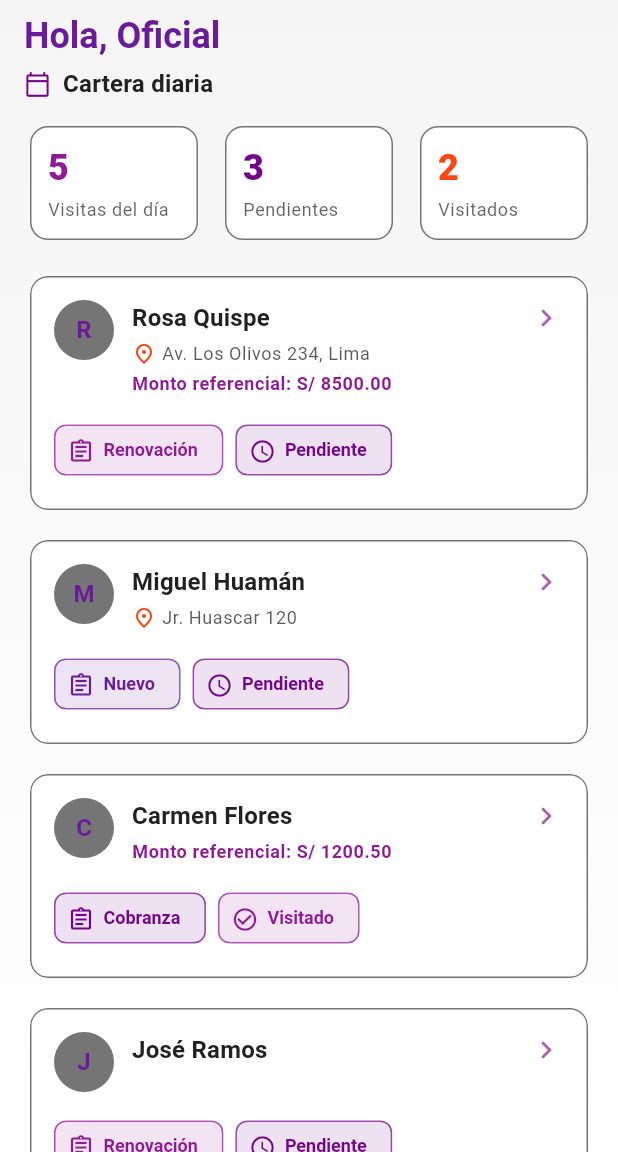
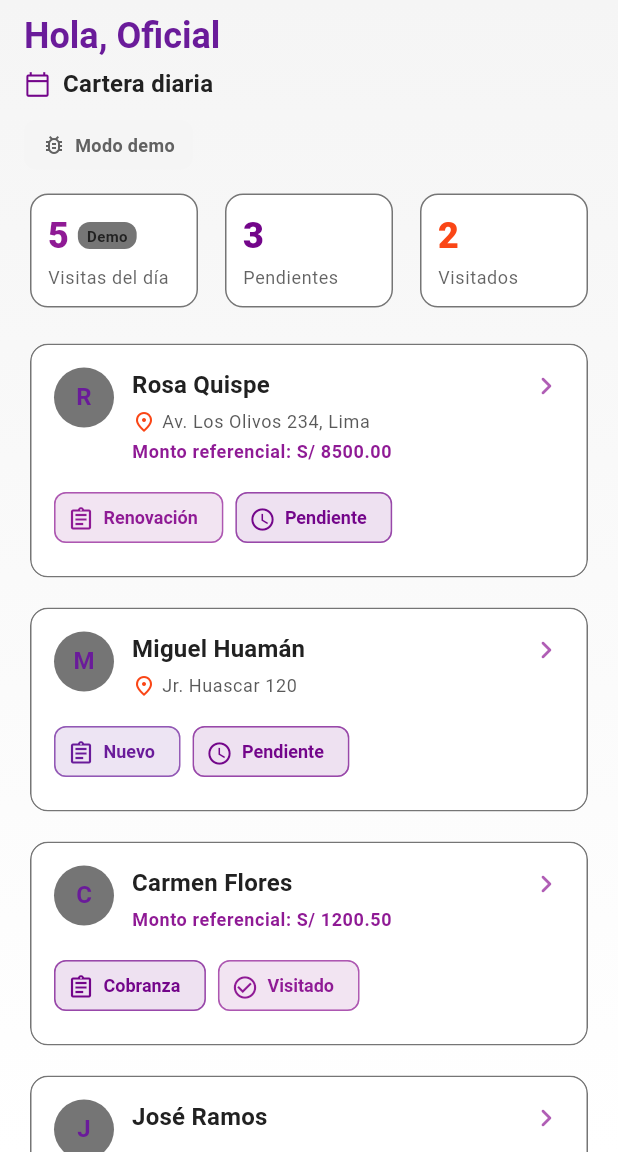
Before and after one commit to Keterod/appbanco_alfinbanco_ventas, a Flutter app: the HomeOficialScreen screen opened by its route, after a tap on "Cartera diaria", on a phone screen of 412 x 824 dp, the part 84-1236 px from its top. Run offline on Flutter 3.47's test engine with Material 3 defaults, Android fonts, the light colour scheme and no system bars; our stand-ins replace connectivity_plus, flutter_riverpod, geolocator, sqflite, supabase_flutter; accounts and stored records are empty.

Commit message:
Fix Fase 2D: cartera usa Supabase y cache SQLite correctamente

```diff
--- a/lib/features/cartera/data/cartera_repository.dart
+++ b/lib/features/cartera/data/cartera_repository.dart
@@ -1,44 +1,68 @@
+import 'package:connectivity_plus/connectivity_plus.dart';
+import 'package:flutter/foundation.dart';
+
 import '../../../core/supabase/supabase_client.dart';
 import '../../../core/supabase/supabase_helper.dart';
 import '../../auth/data/asesor_repository.dart';
 import '../domain/client_portfolio_model.dart';
+import 'cartera_local_datasource.dart';
 
-/// Repositorio de cartera diaria desde Supabase.
+/// Repositorio de cartera diaria desde Supabase con fallback SQLite.
 class CarteraRepository {
   CarteraRepository._();
   static final CarteraRepository instance = CarteraRepository._();
 
+  /// Fuente de la última carga: 'live', 'offline', 'demo'
+  String lastSource = 'live';
+
   Future<List<ClientPortfolioModel>> loadCarteraDiaria() async {
-    SupabaseHelper.log('cartera load iniciado');
+    debugPrint('[CARTERA] ===== loadCarteraDiaria iniciado =====');
+
+    final today = DateTime.now();
+    final todayStr =
+        '${today.year}-${today.month.toString().padLeft(2, '0')}-${today.day.toString().padLeft(2, '0')}';
+    debugPrint('[CARTERA] fecha buscada=$todayStr');
 
     if (!SupabaseHelper.hasSession) {
-      SupabaseHelper.log('cartera sin sesión');
-      throw StateError('Sin sesión activa.');
+      debugPrint('[CARTERA] sin sesión activa → SQLite');
+      return _loadFromSqlite(todayStr);
+    }
+
+    // Verificar conectividad antes de llamar a Supabase
+    final connectivityResult = await Connectivity().checkConnectivity();
+    debugPrint('[CARTERA] connectivityResult=$connectivityResult');
+    // BUGFIX: empty list (común en desktop/emuladores) debe tratarse como online
+    final hasConnectivity = connectivityResult.isEmpty ||
+        connectivityResult.any((r) => r != ConnectivityResult.none);
+    if (!hasConnectivity) {
+      debugPrint('[CARTERA] sin conexión de red confirmada → SQLite');
+      return _loadFromSqlite(todayStr);
     }
 
     try {
       final asesor = await AsesorRepository.instance.requireCurrentAsesor();
-      SupabaseHelper.log('cartera asesor_id=${asesor.id}');
+      debugPrint('[CARTERA] source=supabase asesorId=${asesor.id} fecha=$todayStr');
 
-      final today = DateTime.now();
-      final todayStr =
-          '${today.year}-${today.month.toString().padLeft(2, '0')}-${today.day.toString().padLeft(2, '0')}';
-
-      var query = supabase
+      final response = await SupabaseHelper.withTimeout(
+        supabase
             .from('cartera_diaria')
             .select()
             .eq('asesor_id', asesor.id)
             .eq('fecha_asignacion', todayStr)
-          .order('orden_manual', ascending: true);
-
-      var carteraRows = await SupabaseHelper.withTimeout(
-        query,
+            .order('orden_manual', ascending: true),
         operation: 'cartera_diaria hoy',
       );
 
+      debugPrint('[CARTERA] supabase response rows=${response.length}');
+      if (response.isNotEmpty) {
+        debugPrint('[CARTERA] primera fila sample=${response.first}');
+      }
+
+      List<Map<String, dynamic>> carteraRows = response;
+
       if (carteraRows.isEmpty) {
-        SupabaseHelper.log('cartera hoy vacía, cargando histórico del asesor');
-        carteraRows = await SupabaseHelper.withTimeout(
+        debugPrint('[CARTERA] hoy vacío, consultando histórico del asesor');
+        final historico = await SupabaseHelper.withTimeout(
           supabase
               .from('cartera_diaria')
               .select()
@@ -46,30 +70,74 @@ class CarteraRepository {
               .order('orden_manual', ascending: true),
           operation: 'cartera_diaria all',
         );
+        debugPrint('[CARTERA] histórico rows=${historico.length}');
+        carteraRows = historico;
       }
 
-      SupabaseHelper.log('cartera rows=${carteraRows.length}');
-
-      if (carteraRows.isEmpty) return [];
-
+      List<ClientPortfolioModel> result = [];
+      if (carteraRows.isNotEmpty) {
         final clienteIds = carteraRows
             .map((r) => r['cliente_id']?.toString())
             .whereType<String>()
             .where((id) => id.isNotEmpty)
             .toSet()
             .toList();
+        debugPrint('[CARTERA] clienteIds a buscar=${clienteIds.length}');
 
         final clientesById = await _loadClientesMap(clienteIds);
+        debugPrint('[CARTERA] clientes encontrados=${clientesById.length}');
 
-      return carteraRows
+        result = carteraRows
             .map((row) => _mapRow(row, clientesById))
             .whereType<ClientPortfolioModel>()
             .toList();
+        debugPrint('[CARTERA] modelos mapeados=${result.length}');
+      }
+
+      // Cachear en SQLite si hay datos (no fatal si falla)
+      if (result.isNotEmpty) {
+        try {
+          await CarteraLocalDataSource.instance
+              .saveCartera(result, asesor.id, todayStr);
+          debugPrint('[CARTERA] cache SQLite guardado (${result.length} registros)');
+        } catch (e) {
+          debugPrint('[CARTERA] warning: cache SQLite falló pero Supabase OK: $e');
+        }
+      } else {
+        debugPrint('[CARTERA] resultado vacío, NO se cachea en SQLite');
+      }
+
+      lastSource = 'live';
+      debugPrint('[CARTERA] lastSource=live → devolviendo ${result.length} registros');
+      return result;
     } catch (error, stackTrace) {
-      SupabaseHelper.log('cartera load falló');
+      debugPrint('[CARTERA] supabase error=$error');
+      debugPrint('[CARTERA] supabase stackTrace=$stackTrace');
+      SupabaseHelper.log('cartera load falló, intentando offline');
       SupabaseHelper.logError(error, stackTrace);
-      rethrow;
+      return _loadFromSqlite(todayStr);
     }
+  }
+
+  Future<List<ClientPortfolioModel>> _loadFromSqlite(String fecha) async {
+    final asesor = AsesorRepository.instance.current;
+    if (asesor == null) {
+      lastSource = 'demo';
+      debugPrint('[CARTERA] sqlite fallback: sin asesor → demo');
+      throw StateError('Sin sesión activa.');
+    }
+    final hasData =
+        await CarteraLocalDataSource.instance.hasCartera(asesor.id, fecha);
+    if (!hasData) {
+      lastSource = 'demo';
+      debugPrint('[CARTERA] sqlite fallback: sin datos en cache → demo');
+      throw StateError('Sin datos offline');
+    }
+    final cached = await CarteraLocalDataSource.instance.loadCartera(asesor.id, fecha);
+    debugPrint('[CARTERA] sqlite rows=${cached.length}');
+    lastSource = 'offline';
+    debugPrint('[CARTERA] lastSource=offline → devolviendo ${cached.length} registros');
+    return cached;
   }
 
   Future<Map<String, Map<String, dynamic>>> _loadClientesMap(
@@ -77,15 +145,21 @@ class CarteraRepository {
   ) async {
     if (ids.isEmpty) return {};
 
+    try {
       final rows = await SupabaseHelper.withTimeout(
         supabase.from('clientes').select().inFilter('id', ids),
         operation: 'clientes',
       );
+      debugPrint('[CARTERA] _loadClientesMap rows=${rows.length}');
 
       return {
         for (final row in rows)
           if (row['id'] != null) row['id'].toString(): row,
       };
+    } catch (e) {
+      debugPrint('[CARTERA] _loadClientesMap error=$e');
+      return {};
+    }
   }
 
   ClientPortfolioModel? _mapRow(
@@ -93,7 +167,10 @@ class CarteraRepository {
     Map<String, Map<String, dynamic>> clientesById,
   ) {
     final clienteId = row['cliente_id']?.toString();
-    if (clienteId == null || clienteId.isEmpty) return null;
+    if (clienteId == null || clienteId.isEmpty) {
+      debugPrint('[CARTERA] _mapRow: clienteId nulo o vacío → skip');
+      return null;
+    }
 
     final cliente = clientesById[clienteId];
     final nombres = cliente?['nombres']?.toString() ?? '';
@@ -103,11 +180,23 @@ class CarteraRepository {
     return ClientPortfolioModel(
       id: clienteId,
       clientName: nombre.isNotEmpty ? nombre : 'Cliente',
+      numeroDocumento: cliente?['numero_documento']?.toString(),
       managementType: row['tipo_gestion']?.toString() ?? 'Gestión',
+      prioridad: row['prioridad']?.toString() ?? 'normal',
+      scorePrioridad: _toInt(row['score_prioridad']),
       status: row['estado_visita']?.toString() ?? 'Pendiente',
       address: cliente?['direccion']?.toString(),
       amount: _toDouble(cliente?['ingresos_estimados']),
+      lat: _toDouble(cliente?['lat'] ?? row['lat']),
+      lng: _toDouble(cliente?['lng'] ?? row['lng']),
     );
+  }
+
+  int _toInt(dynamic value) {
+    if (value == null) return 0;
+    if (value is int) return value;
+    if (value is num) return value.toInt();
+    return int.tryParse(value.toString()) ?? 0;
   }
 
   double? _toDouble(dynamic value) {
--- a/lib/features/cartera/domain/client_portfolio_model.dart
+++ b/lib/features/cartera/domain/client_portfolio_model.dart
@@ -7,6 +7,11 @@ class ClientPortfolioModel {
     required this.status,
     this.address,
     this.amount,
+    this.numeroDocumento,
+    this.prioridad = 'normal',
+    this.scorePrioridad = 0,
+    this.lat,
+    this.lng,
   });
 
   final String id;
@@ -15,7 +20,54 @@ class ClientPortfolioModel {
   final String status;
   final String? address;
   final double? amount;
+  final String? numeroDocumento;
+  final String prioridad;
+  final int scorePrioridad;
+  final double? lat;
+  final double? lng;
 
   bool get isPending => status.toLowerCase() == 'pendiente';
   bool get isVisited => status.toLowerCase() == 'visitado';
+
+  Map<String, dynamic> toMap() => {
+        'cliente_id': id,
+        'cliente_nombre': clientName,
+        'numero_documento': numeroDocumento,
+        'tipo_gestion': managementType,
+        'prioridad': prioridad,
+        'score_prioridad': scorePrioridad,
+        'estado_visita': status,
+        'monto_credito': amount,
+        'direccion': address,
+        'lat': lat,
+        'lng': lng,
+      };
+
+  factory ClientPortfolioModel.fromMap(Map<String, dynamic> map) =>
+      ClientPortfolioModel(
+        id: (map['cliente_id'] ?? map['id'] ?? '').toString(),
+        clientName: (map['cliente_nombre'] ?? map['client_name'] ?? '').toString(),
+        numeroDocumento: (map['numero_documento'] ?? map['numeroDocumento'])?.toString(),
+        managementType: (map['tipo_gestion'] ?? map['management_type'] ?? '').toString(),
+        prioridad: (map['prioridad'] ?? 'normal').toString(),
+        scorePrioridad: _toInt(map['score_prioridad'] ?? map['scorePrioridad'] ?? 0),
+        status: (map['estado_visita'] ?? map['status'] ?? '').toString(),
+        address: (map['direccion'] ?? map['address'])?.toString(),
+        amount: _toDouble(map['monto_credito'] ?? map['amount']),
+        lat: _toDouble(map['lat']),
+        lng: _toDouble(map['lng']),
+      );
+
+  static double? _toDouble(dynamic value) {
+    if (value == null) return null;
+    if (value is num) return value.toDouble();
+    return double.tryParse(value.toString());
+  }
+
+  static int _toInt(dynamic value) {
+    if (value == null) return 0;
+    if (value is int) return value;
+    if (value is num) return value.toInt();
+    return int.tryParse(value.toString()) ?? 0;
+  }
 }
--- a/lib/features/cartera/presentation/cartera_diaria_screen.dart
+++ b/lib/features/cartera/presentation/cartera_diaria_screen.dart
@@ -23,11 +23,15 @@ class _CarteraDiariaScreenState extends State<CarteraDiariaScreen> {
   void initState() {
     super.initState();
     _viewModel = CarteraViewModel();
+    _viewModel.addListener(_onVmChanged);
     _viewModel.loadCartera();
   }
 
+  void _onVmChanged() => setState(() {});
+
   @override
   void dispose() {
+    _viewModel.removeListener(_onVmChanged);
     _viewModel.dispose();
     super.dispose();
   }
@@ -140,6 +144,8 @@ class _HeaderSection extends StatelessWidget {
           ],
         ),
         const SizedBox(height: 12),
+        _DataSourceBanner(source: viewModel.dataSource),
+        const SizedBox(height: 12),
         Row(
           children: [
             Expanded(
@@ -147,6 +153,11 @@ class _HeaderSection extends StatelessWidget {
                 label: 'Visitas del día',
                 value: '${viewModel.totalVisits}',
                 accent: AppColors.secondary,
+                badge: viewModel.dataSource == 'offline'
+                    ? 'Offline'
+                    : viewModel.dataSource == 'demo'
+                        ? 'Demo'
+                        : null,
               ),
             ),
             const SizedBox(width: 10),
@@ -177,11 +188,13 @@ class _StatTile extends StatelessWidget {
     required this.label,
     required this.value,
     required this.accent,
+    this.badge,
   });
 
   final String label;
   final String value;
   final Color accent;
+  final String? badge;
 
   @override
   Widget build(BuildContext context) {
@@ -191,12 +204,39 @@ class _StatTile extends StatelessWidget {
         child: Column(
           crossAxisAlignment: CrossAxisAlignment.start,
           children: [
-            Text(
-              value,
-              style: Theme.of(context).textTheme.headlineSmall?.copyWith(
-                    color: accent,
-                    fontWeight: FontWeight.w800,
+            Row(
+              children: [
+                Text(
+                  value,
+                  style: Theme.of(context).textTheme.headlineSmall?.copyWith(
+                        color: accent,
+                        fontWeight: FontWeight.w800,
+                      ),
+                ),
+                if (badge != null) ...[
+                  const SizedBox(width: 6),
+                  Container(
+                    padding:
+                        const EdgeInsets.symmetric(horizontal: 6, vertical: 2),
+                    decoration: BoxDecoration(
+                      color: badge == 'Offline'
+                          ? Colors.orange.shade100
+                          : AppColors.lightGraySecondary,
+                      borderRadius: BorderRadius.circular(8),
+                    ),
+                    child: Text(
+                      badge!,
+                      style: TextStyle(
+                        fontSize: 10,
+                        fontWeight: FontWeight.w600,
+                        color: badge == 'Offline'
+                            ? Colors.orange.shade900
+                            : AppColors.darkText,
+                      ),
+                    ),
                   ),
+                ],
+              ],
             ),
             const SizedBox(height: 4),
             Text(
@@ -207,6 +247,61 @@ class _StatTile extends StatelessWidget {
             ),
           ],
         ),
+      ),
+    );
+  }
+}
+
+class _DataSourceBanner extends StatelessWidget {
+  const _DataSourceBanner({required this.source});
+
+  final String source;
+
+  @override
+  Widget build(BuildContext context) {
+    Color bgColor;
+    Color textColor;
+    IconData icon;
+    String label;
+
+    switch (source) {
+      case 'live':
+        bgColor = const Color(0xFFE8F5E9);
+        textColor = const Color(0xFF2E7D32);
+        icon = Icons.cloud_done_outlined;
+        label = 'Sincronizado con Supabase';
+      case 'offline':
+        bgColor = const Color(0xFFFFF3E0);
+        textColor = const Color(0xFFE65100);
+        icon = Icons.wifi_off_outlined;
+        label = 'Modo offline · datos guardados';
+      default:
+        bgColor = const Color(0xFFF5F5F5);
+        textColor = const Color(0xFF616161);
+        icon = Icons.bug_report_outlined;
+        label = 'Modo demo';
+    }
+
+    return Container(
+      padding: const EdgeInsets.symmetric(horizontal: 12, vertical: 8),
+      decoration: BoxDecoration(
+        color: bgColor,
+        borderRadius: BorderRadius.circular(8),
+      ),
+      child: Row(
+        mainAxisSize: MainAxisSize.min,
+        children: [
+          Icon(icon, size: 16, color: textColor),
+          const SizedBox(width: 6),
+          Text(
+            label,
+            style: TextStyle(
+              fontSize: 12,
+              fontWeight: FontWeight.w600,
+              color: textColor,
+            ),
+          ),
+        ],
       ),
     );
   }
--- a/lib/features/cartera/presentation/cartera_viewmodel.dart
+++ b/lib/features/cartera/presentation/cartera_viewmodel.dart
@@ -15,10 +15,25 @@ class CarteraViewModel extends ChangeNotifier {
 
   bool _isLoading = false;
   bool _usingMock = true;
+  String _dataSource = 'demo';
   late List<ClientPortfolioModel> _clients;
 
   bool get isLoading => _isLoading;
   bool get usingMock => _usingMock;
+  bool get isOffline => _dataSource == 'offline';
+  String get dataSource => _dataSource;
+  String get dataSourceLabel {
+    switch (_dataSource) {
+      case 'live':
+        return 'Sincronizado con Supabase';
+      case 'offline':
+        return 'Modo offline · datos guardados';
+      case 'demo':
+        return 'Modo demo';
+      default:
+        return _dataSource;
+    }
+  }
 
   String get officerName =>
       AsesorRepository.instance.current?.nombreCompleto ?? 'Diego';
@@ -34,29 +49,41 @@ class CarteraViewModel extends ChangeNotifier {
 
   Future<void> loadCartera() async {
     _isLoading = true;
+    _usingMock = true;
     notifyListeners();
+
+    debugPrint('[CARTERA-VM] loadCartera iniciado hasSession=${SupabaseHelper.hasSession}');
 
     if (SupabaseHelper.hasSession) {
       try {
-        SupabaseHelper.log('CarteraViewModel loadCartera Supabase');
+        debugPrint('[CARTERA-VM] llamando _repo.loadCarteraDiaria()');
         final remote = await _repo.loadCarteraDiaria();
+        _dataSource = _repo.lastSource;
+        debugPrint('[CARTERA-VM] _repo.lastSource=$_dataSource remote.length=${remote.length}');
         if (remote.isNotEmpty) {
           _clients = remote;
           _usingMock = false;
           _isLoading = false;
+          debugPrint('[CARTERA-VM] datos remotos asignados, source=$_dataSource');
           notifyListeners();
           return;
         }
-        SupabaseHelper.log('cartera vacía, usando fallback mock');
+        debugPrint('[CARTERA-VM] datos vacíos desde repo, source=$_dataSource');
       } catch (error, stackTrace) {
+        _dataSource = _repo.lastSource;
+        debugPrint('[CARTERA-VM] excepción: $error');
+        debugPrint('[CARTERA-VM] _repo.lastSource después de error=$_dataSource');
         SupabaseHelper.log('cartera falló, usando fallback mock');
         SupabaseHelper.logError(error, stackTrace);
       }
+    } else {
+      debugPrint('[CARTERA-VM] sin sesión → demo');
     }
 
     _clients = List.from(_seedClients);
-    _usingMock = true;
+    _dataSource = 'demo';
     _isLoading = false;
+    debugPrint('[CARTERA-VM] fallback a seed demo, source=$_dataSource');
     notifyListeners();
   }
 
--- a/lib/features/estado_solicitudes/data/estado_solicitudes_repository.dart
+++ b/lib/features/estado_solicitudes/data/estado_solicitudes_repository.dart
@@ -24,7 +24,7 @@ class EstadoSolicitudesRepository {
       final rows = await SupabaseHelper.withTimeout(
         supabase
             .from('solicitudes_credito')
-            .select('*, clientes!inner(nombres, apellidos, numero_documento)')
+            .select('*, clientes!left(nombres, apellidos, numero_documento)')
             .eq('asesor_id', asesor.id)
             .order('created_at', ascending: false),
         operation: 'solicitudes_credito lista',
@@ -56,7 +56,7 @@ class EstadoSolicitudesRepository {
       final row = await SupabaseHelper.withTimeout(
         supabase
             .from('solicitudes_credito')
-            .select('*, clientes!inner(nombres, apellidos, numero_documento)')
+            .select('*, clientes!left(nombres, apellidos, numero_documento)')
             .eq('id', id)
             .eq('asesor_id', asesor.id)
             .maybeSingle(),
@@ -80,7 +80,7 @@ class EstadoSolicitudesRepository {
       final row = await SupabaseHelper.withTimeout(
         supabase
             .from('solicitudes_credito')
-            .select('*, clientes!inner(nombres, apellidos, numero_documento)')
+            .select('*, clientes!left(nombres, apellidos, numero_documento)')
             .eq('numero_expediente', expediente)
             .maybeSingle(),
         operation: 'solicitudes_credito por expediente',
```
Also changed, not shown: lib/core/storage/borrador_local_datasource.dart (added, +76 -0 lines), lib/core/storage/visitas_local_datasource.dart (added, +62 -0 lines), lib/features/cartera/data/cartera_local_datasource.dart (added, +88 -0 lines), lib/features/ruta/presentation/ruta_viewmodel.dart (+22 -1 lines), lib/features/solicitud/presentation/solicitud_credito_viewmodel.dart (+125 -1 lines), 3 other files. Lines whose indentation alone changed are shown as unchanged.
